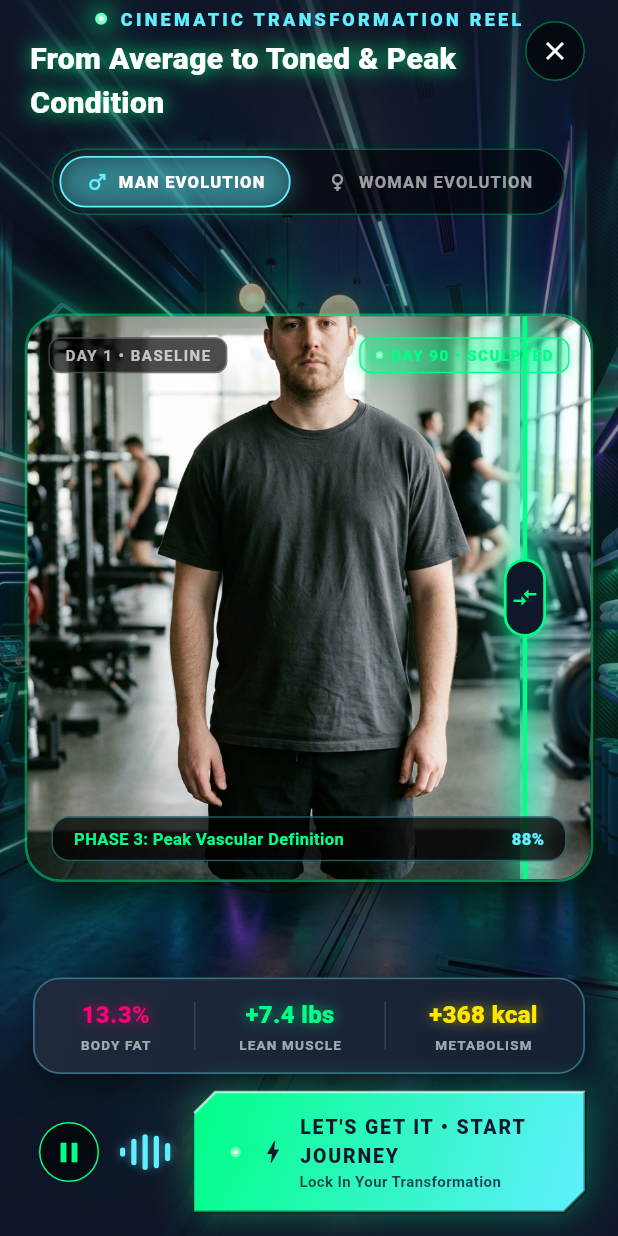
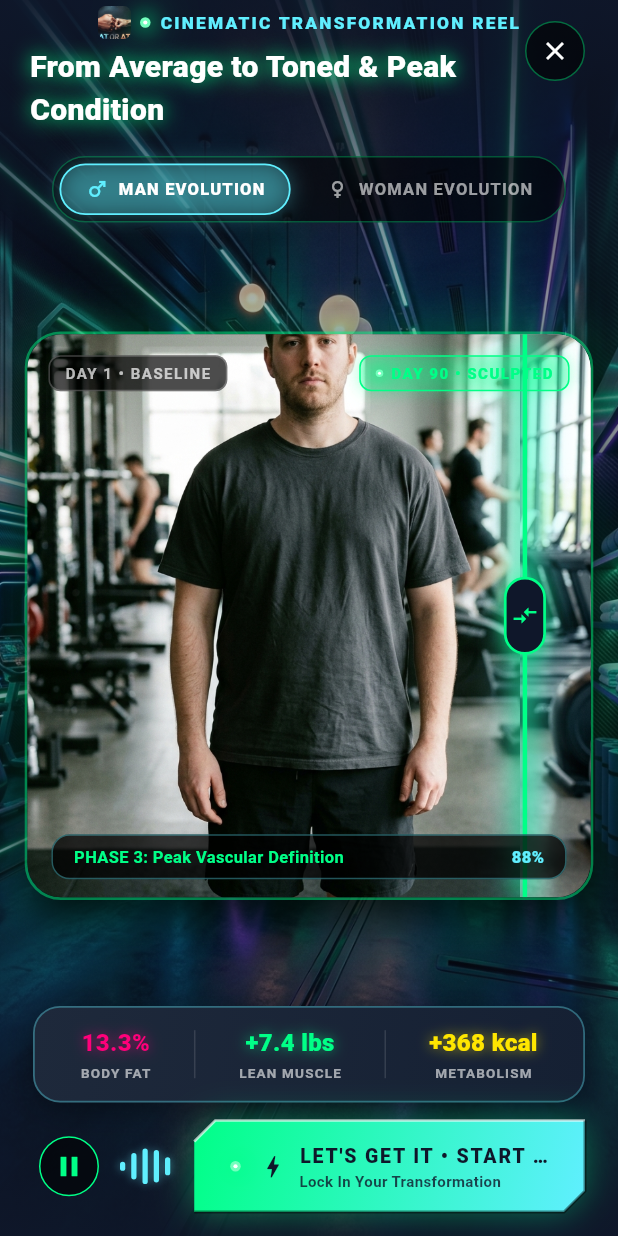
Before and after one commit to lwhobley/Eat-Ate, a Flutter app: the screen it shows after launch, on a phone screen of 412 x 824 dp. Run offline on Flutter 3.47's test engine with Material 3 defaults, Android fonts, the phone set to English and light mode, and no system bars; our stand-ins replace google_generative_ai, image_picker, share_plus, shared_preferences, speech_to_text; missing offline and left inert: health.

Commit message:
feat(branding): integrate official Eat Or Ate logo, app icons, and fix layout overflows

```diff
--- a/lib/widgets/cinematic_transformation_reel.dart
+++ b/lib/widgets/cinematic_transformation_reel.dart
@@ -191,18 +191,31 @@ class _CinematicTransformationReelState
           Row(
             mainAxisAlignment: MainAxisAlignment.center,
             children: [
+              Container(
+                width: 22,
+                height: 22,
+                margin: const EdgeInsets.only(right: 6),
+                child: ClipRRect(
+                  borderRadius: BorderRadius.circular(5),
+                  child: Image.asset(
+                    'assets/images/fist_bump_badge.png',
+                    fit: BoxFit.cover,
+                    errorBuilder: (_, _, _) => const SizedBox.shrink(),
+                  ),
+                ),
+              ),
               const LedStatusDiode(
                 color: VibrantColors.neonLime,
-                size: 8,
+                size: 7,
               ),
-              const SizedBox(width: 8),
+              const SizedBox(width: 6),
               Text(
                 'CINEMATIC TRANSFORMATION REEL'.toUpperCase(),
                 style: const TextStyle(
                   color: VibrantColors.neonCyan,
-                  fontSize: 12,
+                  fontSize: 11.5,
                   fontWeight: FontWeight.w900,
-                  letterSpacing: 2.2,
+                  letterSpacing: 1.5,
                 ),
               ),
             ],
--- a/lib/widgets/vibrant_led_components.dart
+++ b/lib/widgets/vibrant_led_components.dart
@@ -207,6 +207,8 @@ class _LedCyberButtonState extends State<LedCyberButton> {
                         children: [
                           Text(
                             widget.label.toUpperCase(),
+                            maxLines: 1,
+                            overflow: TextOverflow.ellipsis,
                             style: const TextStyle(
                               color: VibrantColors.obsidianVoid,
                               fontSize: 13,
@@ -217,6 +219,8 @@ class _LedCyberButtonState extends State<LedCyberButton> {
                           if (widget.subtitle != null)
                             Text(
                               widget.subtitle!,
+                              maxLines: 1,
+                              overflow: TextOverflow.ellipsis,
                               style: TextStyle(
                                 color: VibrantColors.obsidianVoid.withValues(alpha: 0.8),
                                 fontSize: 10,
```
Also changed, not shown: lib/main.dart (+34 -21 lines), lib/screens/avatar_screen.dart (+14 -5 lines), lib/screens/log_screen.dart (+17 -6 lines), lib/screens/plan_screen.dart (+6 -3 lines), lib/screens/recovery_screen.dart (+24 -12 lines), lib/widgets/ai_persona_selector.dart (+13 -9 lines), assets/images/eat_or_ate_icon.png (added), assets/images/eat_or_ate_logo.jpg (added), assets/images/fist_bump_badge.png (added), 6 other files.
